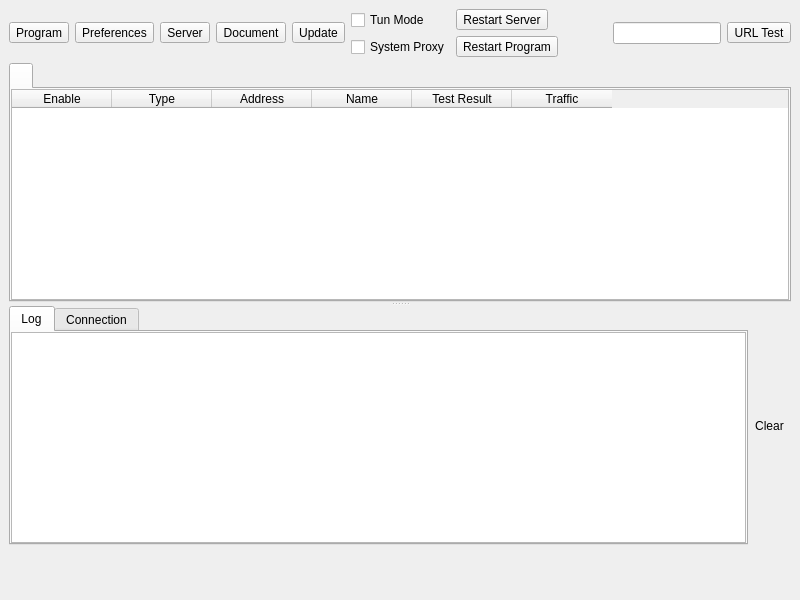
Before: the Qt Designer form ui/mainwindow.ui in q2333gh/nekoray, drawn with Qt 5.
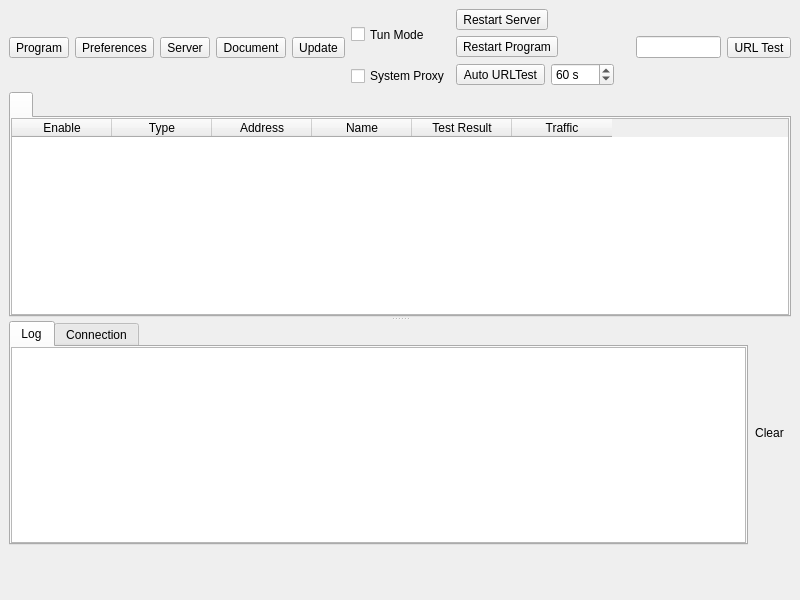
After: the same form once the commit is applied. Icons and pictures are not drawn. Custom widgets are drawn as their Qt base class.

The edit to the form file:
```diff
--- a/ui/mainwindow.ui
+++ b/ui/mainwindow.ui
@@ -193,6 +193,39 @@
                         </property>
                       </widget>
                     </item>
+                    <item>
+                      <layout class="QHBoxLayout" name="horizontalLayout_auto_urltest">
+                        <item>
+                          <widget class="QToolButton" name="toolButton_auto_urltest">
+                            <property name="text">
+                              <string>Auto URLTest</string>
+                            </property>
+                            <property name="checkable">
+                              <bool>true</bool>
+                            </property>
+                            <property name="toolButtonStyle">
+                              <enum>Qt::ToolButtonTextOnly</enum>
+                            </property>
+                          </widget>
+                        </item>
+                        <item>
+                          <widget class="QSpinBox" name="spinBox_auto_urltest_interval">
+                            <property name="minimum">
+                              <number>10</number>
+                            </property>
+                            <property name="maximum">
+                              <number>3600</number>
+                            </property>
+                            <property name="value">
+                              <number>60</number>
+                            </property>
+                            <property name="suffix">
+                              <string> s</string>
+                            </property>
+                          </widget>
+                        </item>
+                      </layout>
+                    </item>
                   </layout>
                 </item>
               </layout>
```
